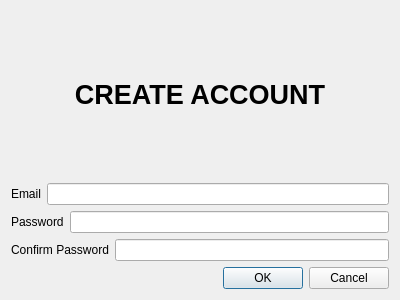
Qt form PetProjectGUI/createaccount.ui (jacksodl23/cs-205-pet-adoption) before a commit.
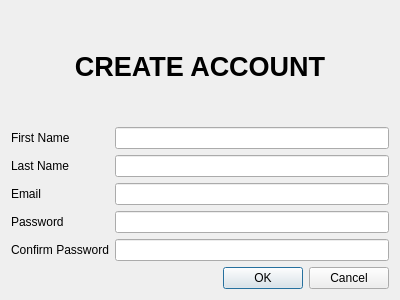
The same form after that commit.

```diff
--- a/PetProjectGUI/createaccount.ui
+++ b/PetProjectGUI/createaccount.ui
@@ -13,8 +13,6 @@
   <property name="windowTitle">
    <string>Dialog</string>
   </property>
-  <layout class="QVBoxLayout" name="verticalLayout_2">
-   <item>
     <layout class="QVBoxLayout" name="verticalLayout">
      <item>
       <widget class="QLabel" name="createLabel">
@@ -34,49 +32,59 @@
       </widget>
      </item>
      <item>
-      <layout class="QHBoxLayout" name="horizontalLayout_3">
-       <item>
+    <layout class="QFormLayout" name="formLayout">
+     <item row="0" column="0">
+      <widget class="QLabel" name="firstNameLabel">
+       <property name="text">
+        <string>First Name</string>
+       </property>
+      </widget>
+     </item>
+     <item row="0" column="1">
+      <widget class="QLineEdit" name="firstNameField"/>
+     </item>
+     <item row="1" column="0">
+      <widget class="QLabel" name="lastNameLabel">
+       <property name="text">
+        <string>Last Name</string>
+       </property>
+      </widget>
+     </item>
+     <item row="1" column="1">
+      <widget class="QLineEdit" name="lastNameField"/>
+     </item>
+     <item row="2" column="0">
         <widget class="QLabel" name="emailLabel">
          <property name="text">
           <string>Email</string>
          </property>
         </widget>
        </item>
-       <item>
+     <item row="2" column="1">
         <widget class="QLineEdit" name="emailField"/>
        </item>
-      </layout>
-     </item>
-     <item>
-      <layout class="QHBoxLayout" name="horizontalLayout_2">
-       <item>
+     <item row="3" column="0">
         <widget class="QLabel" name="passwordLabel">
          <property name="text">
           <string>Password</string>
          </property>
         </widget>
        </item>
-       <item>
+     <item row="3" column="1">
         <widget class="QLineEdit" name="passwordField"/>
        </item>
-      </layout>
-     </item>
-     <item>
-      <layout class="QHBoxLayout" name="horizontalLayout">
-       <item>
+     <item row="4" column="0">
         <widget class="QLabel" name="passwordLabel_2">
          <property name="text">
           <string>Confirm Password</string>
          </property>
         </widget>
        </item>
-       <item>
+     <item row="4" column="1">
         <widget class="QLineEdit" name="passwordField_2"/>
        </item>
       </layout>
      </item>
-    </layout>
-   </item>
    <item>
     <widget class="QDialogButtonBox" name="createOkay">
      <property name="orientation">
```
Left out of the diff: 13 changed lines with no effect on the pictures. Lines whose indentation alone changed are shown as unchanged.
